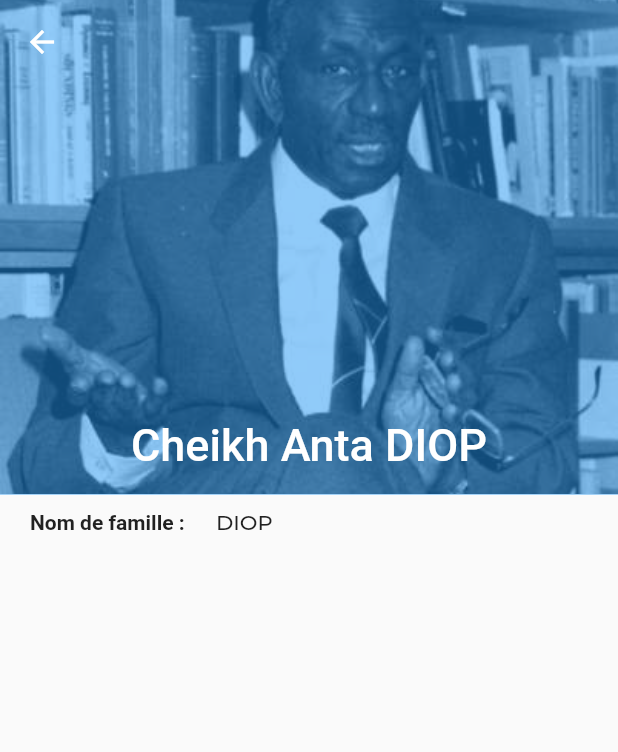
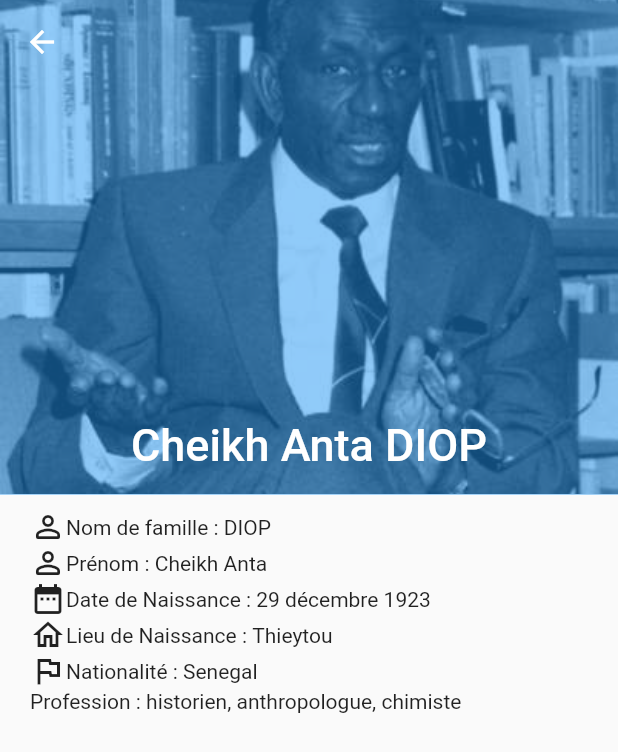
Before and after one commit to alphacpc/andoo, a Flutter app: the screen it shows after launch, after a tap on an icon or button, on a phone screen of 412 x 824 dp. Shown: the top 752 px of the screen. Run offline on Flutter 3.47's test engine with Material 2 defaults, Android fonts, the phone set to English and light mode, and no system bars; our stand-ins replace flutter_slidable.

Commit message:
Update Detail screen

```diff
--- a/lib/screens/details.dart
+++ b/lib/screens/details.dart
@@ -12,10 +12,8 @@ class DetailScreen extends StatelessWidget {
     double fullHeightScreen = MediaQuery.of(context).size.height;
 
     return Scaffold(
-        // appBar: AppBar(
-        //   title: Text('Details [ ' + leader.leaderFname + ' ]'),
-        // ),
-        body: CustomScrollView(
+
+      body: CustomScrollView(
       slivers: [
         SliverAppBar(
           expandedHeight: fullHeightScreen * 0.4,
@@ -37,45 +35,54 @@ class DetailScreen extends StatelessWidget {
         SliverList(
           delegate: SliverChildListDelegate([
             Container(
-                child: Column(
-              children: [
-                Container(
-                  // height: fullHeightScreen,
-                  width: fullWidthScreen,
-                  padding: EdgeInsets.symmetric(vertical: 10.0,horizontal: 20.0),
-                  child: Row(
-                    children: [
-                      Expanded(
-                        flex: 1,
-                        child: Text("Nom de famille :", style: TextStyle(
-                          fontWeight: FontWeight.bold,
-                        ),)
-                      ),
-                      Expanded(
-                        flex: 2,
-                        child: Text(leader.leaderLname, style: TextStyle(fontFamily: 'Montserrat',
-                        fontWeight: FontWeight.w500),)
-                      ),
-
-                    ],
-                  ),
-                )
-              ],
+              width: fullWidthScreen,
+              padding: EdgeInsets.symmetric(vertical: 10.0,horizontal: 20.0),
+              child: Column(
+                children: [
+                  showRowElement(Icons.person_outline_rounded, "Nom de famille", leader.leaderLname),
+                  showRowElement(Icons.person_outline_rounded, "Prénom", leader.leaderFname),
+                  showRowElement(Icons.date_range,"Date de Naissance", leader.leaderBornDate),
+                  showRowElement(Icons.home_outlined,"Lieu de Naissance", leader.leaderBornFrom),
+                  showRowElement(Icons.flag_outlined,"Nationalité", leader.leaderCountry),
+                  showRowElementWithoutIcon( "Profession", leader.leaderRole),
+                ],
             )),
           ]),
         )
       ],
     ));
-
-    // Padding(
-    //   padding: const EdgeInsets.all(16.0),
-    //   child: Column(
-    //     children: [
-    //       Text(leader.leaderLname),
-    //       Text(leader.leaderFname),
-    //       Text(leader.leaderMessage),
-    //     ],
-    //   ),
-    // ),
   }
 }
+
+
+showRowElement(nameIcon, nameLabel, valueLeader) {
+  return Row(
+      children: [
+        Container(
+          child: Row(
+            children: [
+              Icon(nameIcon),
+              Text("$nameLabel : ")
+            ],
+          ),
+        ),
+        Text(valueLeader)
+      ],
+  );
+}
+
+
+showRowElementWithoutIcon( nameLabel, valueLeader) {
+  return Row(
+      children: [
+        Container(
+          child: Row(
+            children: [
+              Text("$nameLabel : ")
+            ],
+          ),
+        ),
+        Text(valueLeader)
+      ],
+  );
+}
```
